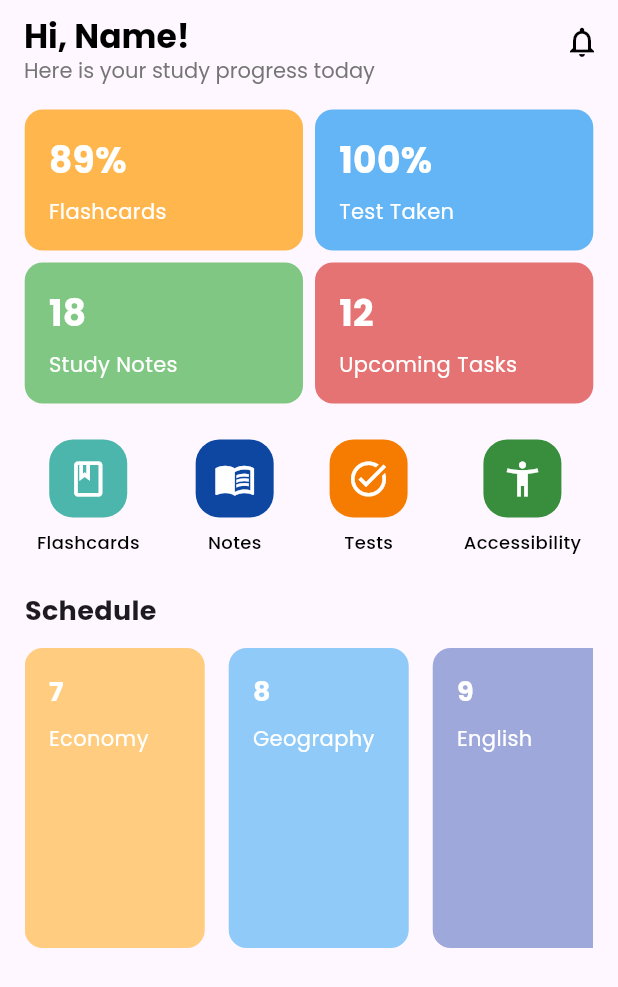
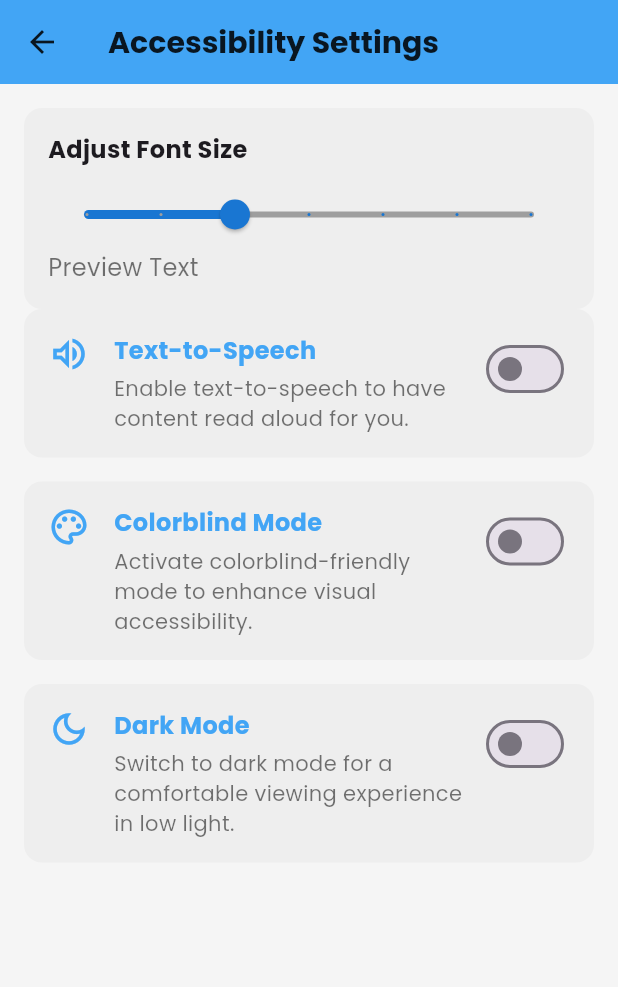
Before and after one commit to aicafiles/Study-App, a Flutter app: the HomeScreen screen opened directly, after a tap on the "accessibility new" icon, on a phone screen of 412 x 824 dp. Shown: the top 987 px of the screen. Run offline on Flutter 3.47's test engine with Material 3 defaults, Android fonts, the phone set to English and light mode, and no system bars; our stand-ins replace file_picker, flip_card, flutter_tts, image_picker, shared_preferences, smooth_page_indicator and 1 more; accounts and stored records are empty.

Commit message:
Update accessibility screen

```diff
--- a/lib/main.dart
+++ b/lib/main.dart
@@ -6,6 +6,10 @@ import 'auth/topic_interest.dart';
 import 'screens/home.dart';
 import 'screens/calendar.dart';
 import 'screens/profile.dart';
+import 'screens/flashcards.dart';
+import 'screens/notes.dart';
+import 'screens/tests.dart';
+import 'screens/accessibility.dart';
 
 void main() {
   runApp(const MyApp());
@@ -25,6 +29,10 @@ class MyApp extends StatelessWidget {
         '/signup': (context) => const SignUpScreen(),
         '/topic_interest': (context) => const TopicInterestScreen(),
         '/home': (context) => const MainScreen(),
+        '/flashcards': (context) => const FlashcardFoldersScreen(),
+        '/notes': (context) => const NotesScreen(),
+        '/tests': (context) => const TestsScreen(),
+        '/accessibility': (context) => const AccessibilityScreen(),
       },
     );
   }
--- /dev/null
+++ b/lib/screens/accessibility.dart
@@ -0,0 +1,285 @@
+import 'package:flutter/material.dart';
+import 'package:flutter_tts/flutter_tts.dart';
+import 'package:shared_preferences/shared_preferences.dart';
+
+class AccessibilityScreen extends StatefulWidget {
+  const AccessibilityScreen({super.key});
+
+  @override
+  State<AccessibilityScreen> createState() => _AccessibilityScreenState();
+}
+
+class _AccessibilityScreenState extends State<AccessibilityScreen> {
+  bool _textToSpeechEnabled = false;
+  bool _colorblindModeEnabled = false;
+  double _fontSize = 16.0;
+  bool _darkModeEnabled = false;
+
+  final FlutterTts _flutterTts = FlutterTts();
+
+  @override
+  void initState() {
+    super.initState();
+    _loadPreferences();
+    _initializeTTS();
+  }
+
+  Future<void> _initializeTTS() async {
+    await _flutterTts.setLanguage("en-US");
+    await _flutterTts.setSpeechRate(0.5);
+    await _flutterTts.setVolume(1.0);
+    await _flutterTts.setPitch(1.0);
+  }
+
+  Future<void> _loadPreferences() async {
+    final prefs = await SharedPreferences.getInstance();
+    setState(() {
+      _textToSpeechEnabled = prefs.getBool('textToSpeech') ?? false;
+      _colorblindModeEnabled = prefs.getBool('colorblindMode') ?? false;
+      _fontSize = prefs.getDouble('fontSize') ?? 16.0;
+      _darkModeEnabled = prefs.getBool('darkMode') ?? false;
+    });
+  }
+
+  Future<void> _savePreferences() async {
+    final prefs = await SharedPreferences.getInstance();
+    await prefs.setBool('textToSpeech', _textToSpeechEnabled);
+    await prefs.setBool('colorblindMode', _colorblindModeEnabled);
+    await prefs.setDouble('fontSize', _fontSize);
+    await prefs.setBool('darkMode', _darkModeEnabled);
+  }
+
+  Future<void> _toggleTextToSpeech() async {
+    setState(() {
+      _textToSpeechEnabled = !_textToSpeechEnabled;
+    });
+    if (_textToSpeechEnabled) {
+      await _flutterTts.speak('Text-to-Speech enabled.');
+    } else {
+      await _flutterTts.stop();
+    }
+    _savePreferences();
+  }
+
+  void _toggleColorblindMode() {
+    setState(() {
+      _colorblindModeEnabled = !_colorblindModeEnabled;
+    });
+    _savePreferences();
+  }
+
+  void _adjustFontSize(double newFontSize) {
+    setState(() {
+      _fontSize = newFontSize;
+    });
+    _savePreferences();
+  }
+
+  void _toggleDarkMode() {
+    setState(() {
+      _darkModeEnabled = !_darkModeEnabled;
+    });
+    _savePreferences();
+  }
+
+  @override
+  Widget build(BuildContext context) {
+    final defaultColors = {
+      'primary': const Color(0xFF42A5F5),
+      'background': const Color(0xFFF5F5F5),
+      'text': Colors.black87,
+    };
+
+    final colorblindColors = {
+      'primary': const Color(0xFF8B4513),
+      'background': const Color(0xFFF5F5DC),
+      'text': Colors.black,
+    };
+
+    final darkColors = {
+      'primary': Colors.black,
+      'background': Colors.black,
+      'text': Colors.white,
+    };
+
+    final activeColors = _darkModeEnabled
+        ? darkColors
+        : _colorblindModeEnabled
+            ? colorblindColors
+            : defaultColors;
+
+    return MaterialApp(
+      debugShowCheckedModeBanner: false,
+      theme: ThemeData(
+        primaryColor: activeColors['primary'],
+        scaffoldBackgroundColor: activeColors['background'],
+        textTheme: TextTheme(
+          bodyLarge: TextStyle(fontSize: _fontSize, color: activeColors['text']),
+        ),
+        appBarTheme: AppBarTheme(
+          backgroundColor: activeColors['primary'],
+          titleTextStyle: TextStyle(
+            fontFamily: 'Poppins',
+            fontWeight: FontWeight.bold,
+            fontSize: 20,
+            color: activeColors['text'],
+          ),
+          iconTheme: IconThemeData(color: activeColors['text']),
+        ),
+      ),
+      home: Scaffold(
+        appBar: AppBar(
+          title: const Text('Accessibility Settings'),
+          leading: IconButton(
+            icon: Icon(Icons.arrow_back),
+            onPressed: () {
+              Navigator.pop(context);
+            },
+          ),
+        ),
+        body: Padding(
+          padding: const EdgeInsets.all(16.0),
+          child: Column(
+            crossAxisAlignment: CrossAxisAlignment.start,
+            children: [
+              Container(
+                padding: const EdgeInsets.all(16),
+                decoration: BoxDecoration(
+                  color: Colors.grey[200],
+                  borderRadius: BorderRadius.circular(12),
+                ),
+                child: _buildFontSizeAdjustment(),
+              ),
+              _buildAccessibilityOption(
+                title: 'Text-to-Speech',
+                description:
+                    'Enable text-to-speech to have content read aloud for you.',
+                icon: Icons.volume_up_outlined,
+                toggleValue: _textToSpeechEnabled,
+                onTap: _toggleTextToSpeech,
+                color: activeColors['primary']!,
+              ),
+              const SizedBox(height: 16),
+              _buildAccessibilityOption(
+                title: 'Colorblind Mode',
+                description:
+                    'Activate colorblind-friendly mode to enhance visual accessibility.',
+                icon: Icons.palette_outlined,
+                toggleValue: _colorblindModeEnabled,
+                onTap: _toggleColorblindMode,
+                color: activeColors['primary']!,
+              ),
+              const SizedBox(height: 16),
+              _buildAccessibilityOption(
+                title: 'Dark Mode',
+                description:
+                    'Switch to dark mode for a comfortable viewing experience in low light.',
+                icon: Icons.dark_mode_outlined,
+                toggleValue: _darkModeEnabled,
+                onTap: _toggleDarkMode,
+                color: activeColors['primary']!,
+              ),
+            ],
+          ),
+        ),
+      ),
+    );
+  }
+
+  Widget _buildAccessibilityOption({
+    required String title,
+    required String description,
+    required IconData icon,
+    required bool toggleValue,
+    required VoidCallback onTap,
+    required Color color,
+  }) {
+    return GestureDetector(
+      onTap: onTap,
+      child: Container(
+        padding: const EdgeInsets.all(16),
+        decoration: BoxDecoration(
+          color: Colors.grey[200],
+          borderRadius: BorderRadius.circular(12),
+        ),
+        child: Row(
+          crossAxisAlignment: CrossAxisAlignment.start,
+          children: [
+            Icon(
+              icon,
+              size: 28,
+              color: color,
+            ),
+            const SizedBox(width: 16),
+            Expanded(
+              child: Column(
+                crossAxisAlignment: CrossAxisAlignment.start,
+                children: [
+                  Text(
+                    title,
+                    style: TextStyle(
+                      fontFamily: 'Poppins',
+                      fontSize: 16,
+                      fontWeight: FontWeight.bold,
+                      color: color,
+                    ),
+                  ),
+                  const SizedBox(height: 4),
+                  Text(
+                    description,
+                    style: const TextStyle(
+                      fontFamily: 'Poppins',
+                      fontSize: 14,
+                      color: Colors.black54,
+                    ),
+                  ),
+                ],
+              ),
+            ),
+            Switch(
+              value: toggleValue,
+              onChanged: (value) => onTap(),
+              activeColor: color,
+              activeTrackColor: color.withOpacity(0.5),
+            ),
+          ],
+        ),
+      ),
+    );
+  }
+
+  Widget _buildFontSizeAdjustment() {
+    return Column(
+      crossAxisAlignment: CrossAxisAlignment.start,
+      children: [
+        const Text(
+          'Adjust Font Size',
+          style: TextStyle(
+            fontFamily: 'Poppins',
+            fontSize: 16,
+            fontWeight: FontWeight.bold,
+          ),
+        ),
+        const SizedBox(height: 8),
+        Slider(
+          value: _fontSize,
+          min: 12.0,
+          max: 24.0,
+          divisions: 6,
+          label: '${_fontSize.toInt()}',
+          onChanged: _adjustFontSize,
+          activeColor: Colors.blue[700]!,
+          inactiveColor: Colors.grey,
+        ),
+        Text(
+          'Preview Text',
+          style: TextStyle(
+            fontSize: _fontSize,
+            fontFamily: 'Poppins',
+            color: Colors.black54,
+          ),
+        ),
+      ],
+    );
+  }
+}
--- a/lib/screens/home.dart
+++ b/lib/screens/home.dart
@@ -1,7 +1,4 @@
 import 'package:flutter/material.dart';
-import 'flashcards.dart';
-import 'notes.dart';
-import 'tests.dart';
 
 class HomeScreen extends StatelessWidget {
   const HomeScreen({super.key});
@@ -63,6 +60,7 @@ class HomeScreen extends StatelessWidget {
                 ],
               ),
               const SizedBox(height: 8),
+
               Row(
                 children: [
                   _buildProgressCard('18', 'Study Notes', Colors.green[300]!),
@@ -82,10 +80,7 @@ class HomeScreen extends StatelessWidget {
                       label: 'Flashcards',
                       color: Colors.teal[300]!,
                       onPressed: () {
-                        Navigator.push(
-                          context,
-                          MaterialPageRoute(builder: (context) => const FlashcardFoldersScreen()),
-                        );
+                        Navigator.pushNamed(context, '/flashcards');
                       },
                     ),
                   ),
@@ -94,10 +89,7 @@ class HomeScreen extends StatelessWidget {
                     label: 'Notes',
                     color: Colors.blue[900]!,
                     onPressed: () {
-                      Navigator.push(
-                        context,
-                        MaterialPageRoute(builder: (context) => const NotesScreen()),
-                      );
+                      Navigator.pushNamed(context, '/notes');
                     },
                   ),
                   _buildActionButton(
@@ -105,10 +97,7 @@ class HomeScreen extends StatelessWidget {
                     label: 'Tests',
                     color: Colors.orange[700]!,
                     onPressed: () {
-                      Navigator.push(
-                        context,
-                        MaterialPageRoute(builder: (context) => const TestsScreen()),
-                      );
+                      Navigator.pushNamed(context, '/tests');
                     },
                   ),
                   Padding(
@@ -118,7 +107,7 @@ class HomeScreen extends StatelessWidget {
                       label: 'Accessibility',
                       color: Colors.green[700]!,
                       onPressed: () {
-                        // Placeholder for future functionality
+                        Navigator.pushNamed(context, '/accessibility');
                       },
                     ),
                   ),
```
